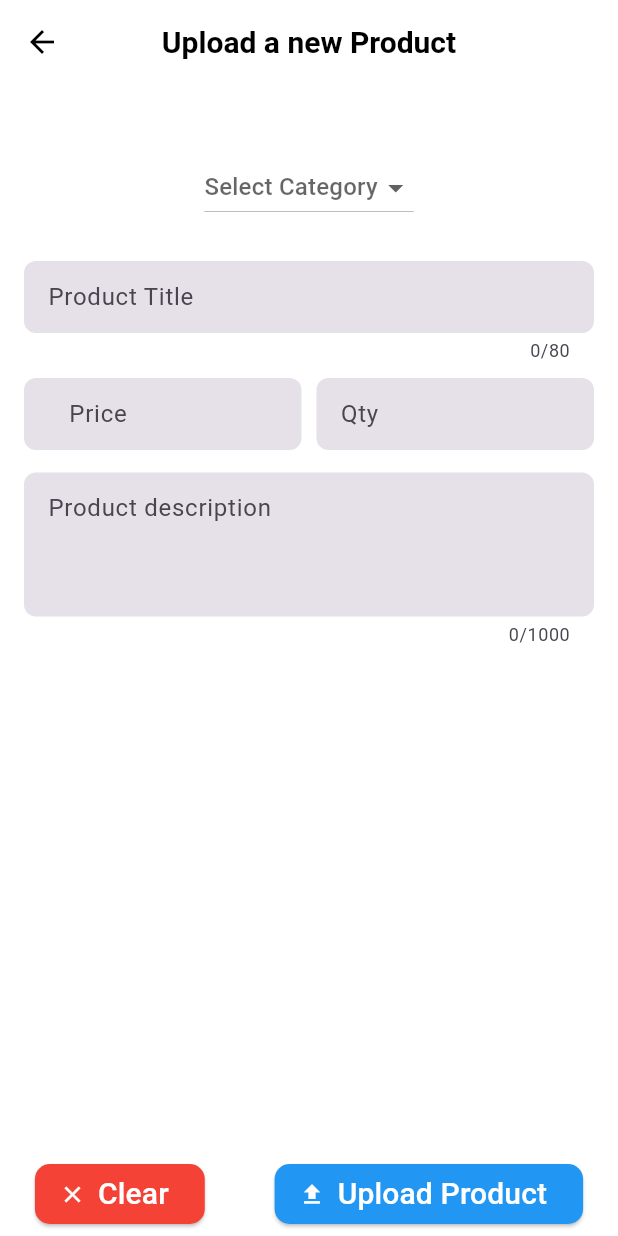
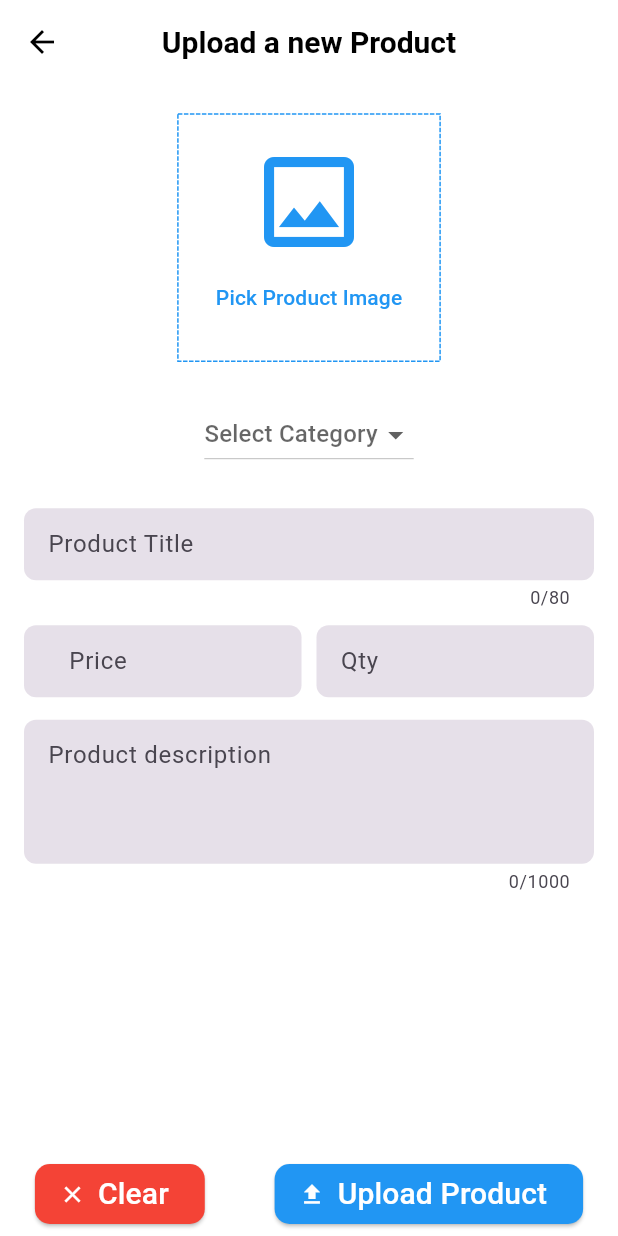
Before and after one commit to JacklynConn/shopsmart_admin, a Flutter app: the EditOrUploadProductScreen screen opened by its route, on a phone screen of 412 x 824 dp. Run offline on Flutter 3.47's test engine with Material 3 defaults, Android fonts, the phone set to English and light mode, and no system bars; drawn by our look-alikes of dotted_border; our stand-ins replace fancy_shimmer_image, image_picker, shared_preferences, shimmer; missing offline and left inert: dynamic_height_grid_view; accounts and stored records are empty.

Commit message:
64. Implement the Upload Product Image widget

```diff
--- a/lib/screens/edite_upload_product_form.dart
+++ b/lib/screens/edite_upload_product_form.dart
@@ -1,3 +1,5 @@
+import 'dart:io';
+import 'package:dotted_border/dotted_border.dart';
 import 'package:flutter/material.dart';
 import 'package:flutter/services.dart';
 import 'package:image_picker/image_picker.dart';
@@ -174,7 +176,71 @@ class _EditOrUploadProductScreenState extends State<EditOrUploadProductScreen> {
                   height: 20,
                 ),
                 /* Image picker here ***********************************/
-
+                if (_pickedImage == null) ...[
+                  SizedBox(
+                    width: size.width * 0.4 + 10,
+                    height: size.width * 0.4,
+                    child: DottedBorder(
+                      color: Colors.blue,
+                      radius: const Radius.circular(12),
+                      child: Center(
+                        child: Column(
+                          crossAxisAlignment: CrossAxisAlignment.center,
+                          mainAxisAlignment: MainAxisAlignment.center,
+                          children: [
+                            const Icon(
+                              Icons.image_outlined,
+                              size: 80,
+                              color: Colors.blue,
+                            ),
+                            TextButton(
+                              onPressed: () {
+                                localImagePicker();
+                              },
+                              child: const Text(
+                                "Pick Product Image",
+                                style: TextStyle(color: Colors.blue),
+                              ),
+                            ),
+                          ],
+                        ),
+                      ),
+                    ),
+                  ),
+                ] else ...[
+                  ClipRRect(
+                    borderRadius: BorderRadius.circular(12),
+                    child: Image.file(
+                      File(_pickedImage!.path),
+                      fit: BoxFit.cover,
+                      width: size.width * 0.4 + 10,
+                      height: size.width * 0.4,
+                      alignment: Alignment.center,
+                    ),
+                  ),
+                ],
+                if (_pickedImage != null) ...[
+                  Row(
+                    mainAxisAlignment: MainAxisAlignment.center,
+                    children: [
+                      TextButton(
+                        onPressed: () {
+                          localImagePicker();
+                        },
+                        child: const Text("Pick another image"),
+                      ),
+                      TextButton(
+                        onPressed: () {
+                          removePickedImage();
+                        },
+                        child: const Text(
+                          "Remove image",
+                          style: TextStyle(color: Colors.red),
+                        ),
+                      ),
+                    ],
+                  ),
+                ],
                 const SizedBox(
                   height: 25,
                 ),
--- a/pubspec.yaml
+++ b/pubspec.yaml
@@ -48,6 +48,8 @@ dependencies:
   dynamic_height_grid_view: ^0.0.4
   card_swiper: ^3.0.1
   image_picker: ^1.0.5
+  dotted_border: ^2.1.0
+  # Utils
   uuid: ^4.2.2
 
 dev_dependencies:
```
Also changed, not shown: pubspec.lock.
